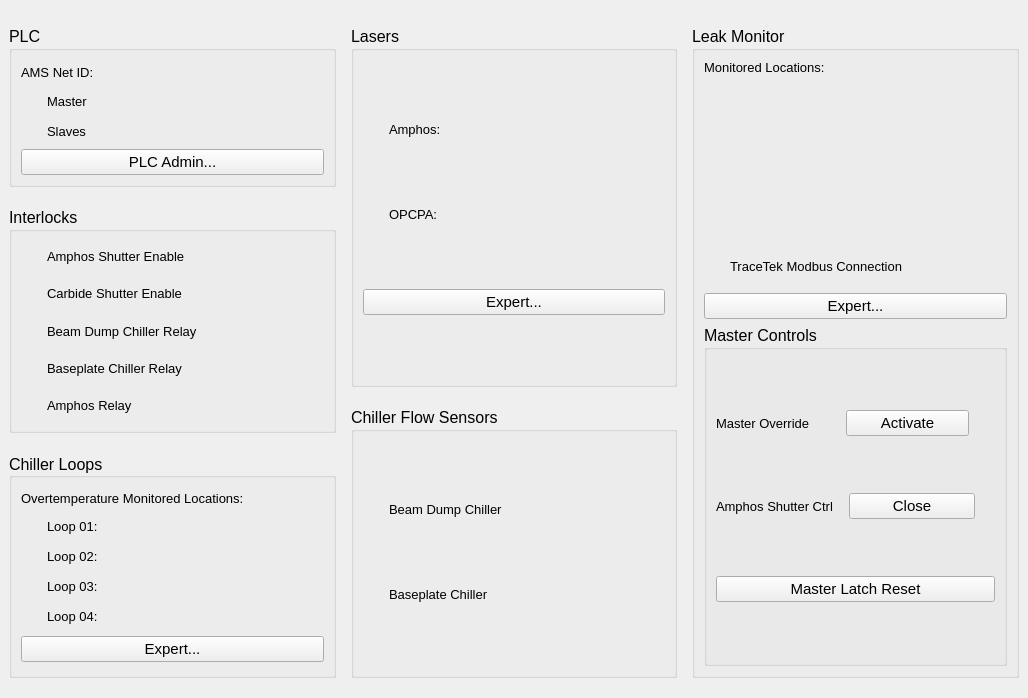
Above: opcpa-lps-screens/home.ui from pcdshub/lcls-plc-las-lps-01 before the change. Below: the same form after it.
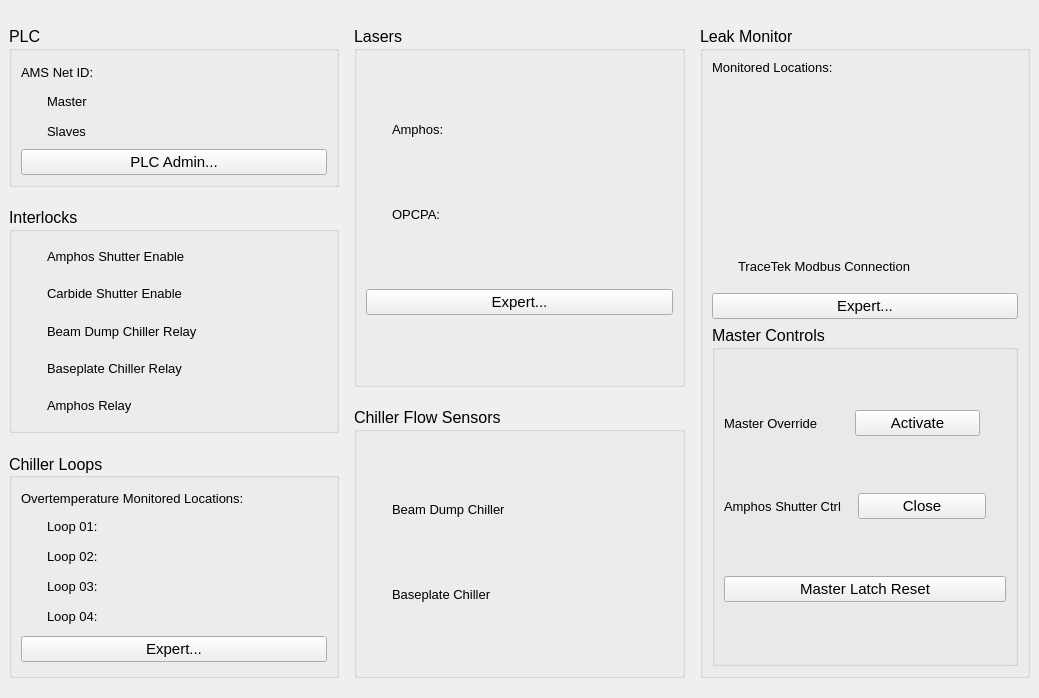
That is the form after the change. Custom widgets are drawn as their Qt base class.

Commit message: changed screen variables

```diff
--- a/opcpa-lps-screens/home.ui
+++ b/opcpa-lps-screens/home.ui
@@ -6,7 +6,7 @@
    <rect>
     <x>0</x>
     <y>0</y>
-    <width>1028</width>
+    <width>1039</width>
     <height>698</height>
    </rect>
   </property>
```
Left out of the diff: 98 changed lines with no effect on the pictures.
